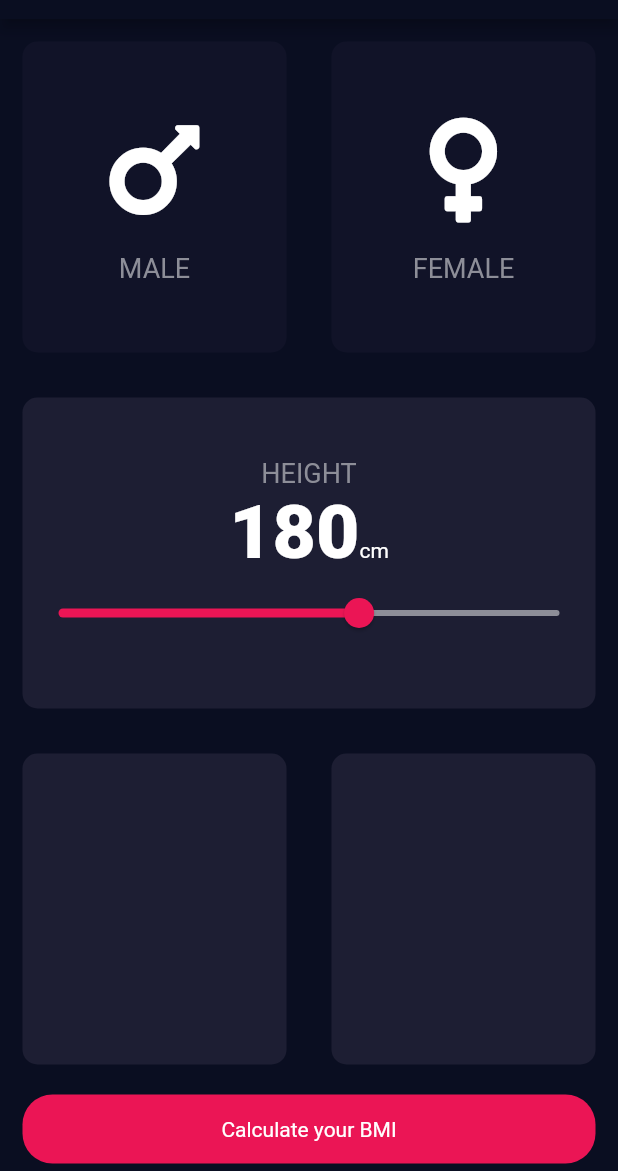
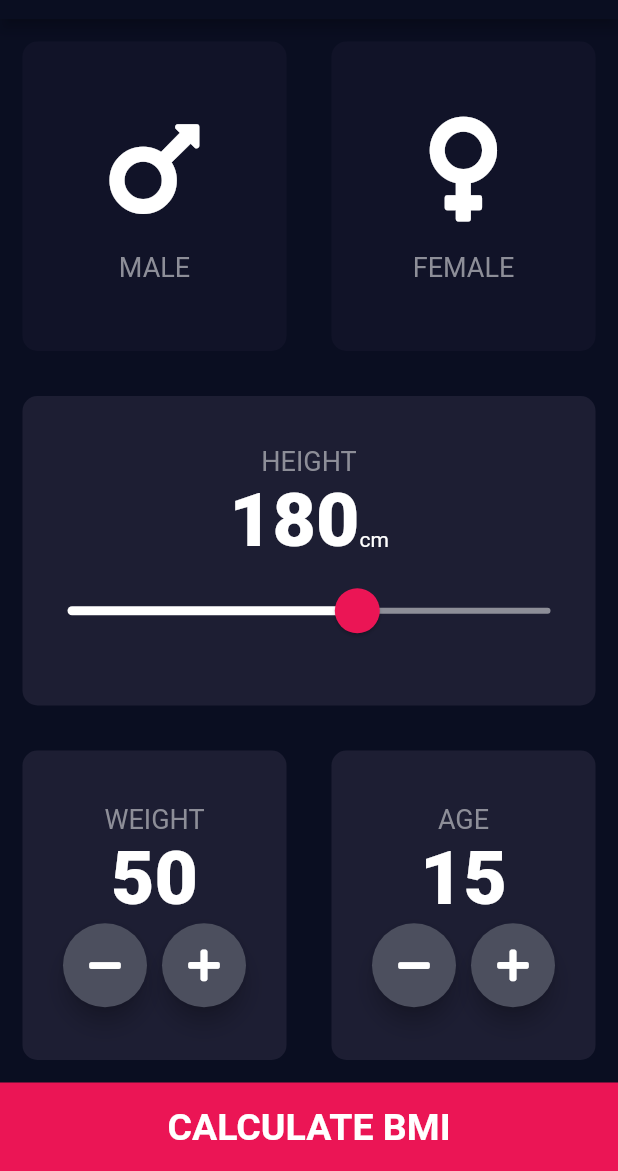
Before and after one commit to Gurubalan-GIT/BMI-Calculator, a Flutter app: the screen it shows after launch, on a phone screen of 412 x 824 dp, the part 65-1236 px from its top. Run offline on Flutter 3.47's test engine with Material 2 defaults, Android fonts, the phone set to English and light mode, and no system bars; our stand-ins replace font_awesome_flutter.

```diff
--- /dev/null
+++ b/lib/business/bmi-calculator.dart
@@ -0,0 +1,35 @@
+import 'dart:math';
+
+class CalculatorBrain {
+  CalculatorBrain({this.height, this.weight});
+
+  final int height;
+  final int weight;
+
+  double _bmi;
+
+  String calculateBMI() {
+    _bmi = weight / pow(height / 100, 2);
+    return _bmi.toStringAsFixed(1);
+  }
+
+  String getResult() {
+    if (_bmi >= 25) {
+      return 'Overweight';
+    } else if (_bmi > 18.5) {
+      return 'Normal';
+    } else {
+      return 'Underweight';
+    }
+  }
+
+  String getInterpretation() {
+    if (_bmi >= 25) {
+      return 'You have a higher than normal body weight. Try to exercise more.';
+    } else if (_bmi >= 18.5) {
+      return 'You have a normal body weight. Good job!';
+    } else {
+      return 'You have a lower than normal body weight. You can eat a bit more.';
+    }
+  }
+}
--- a/lib/views/input_page.dart
+++ b/lib/views/input_page.dart
@@ -1,5 +1,7 @@
 import 'package:bmi_calculator/constants/design-system.dart';
+import 'package:bmi_calculator/views/results-page.dart';
 import 'package:bmi_calculator/widgets/customCardWIdget.dart';
+import 'package:bmi_calculator/widgets/footerButtonWidget.dart';
 import 'package:bmi_calculator/widgets/genderSelectionWidget.dart';
 import 'package:flutter/material.dart';
 import 'package:font_awesome_flutter/font_awesome_flutter.dart';
@@ -17,6 +19,8 @@ class InputPage extends StatefulWidget {
 class _InputPageState extends State<InputPage> {
   Gender selectedGender;
   int height = 180;
+  int weight = 50;
+  int age = 15;
   @override
   Widget build(BuildContext context) {
     return Scaffold(
@@ -86,17 +90,26 @@ class _InputPageState extends State<InputPage> {
                       Text("cm")
                     ],
                   ),
-                  Slider(
+                  SliderTheme(
+                    data: SliderTheme.of(context).copyWith(
+                        thumbShape:
+                            RoundSliderThumbShape(enabledThumbRadius: 15),
+                        inactiveTrackColor: Color(0xFF8D8E98),
+                        activeTrackColor: Colors.white,
+                        overlayColor: Color(0x29EB1555),
+                        thumbColor: Color(0xFFEB1555),
+                        overlayShape:
+                            RoundSliderOverlayShape(overlayRadius: 30)),
+                    child: Slider(
                       value: height.toDouble(),
                       min: 120.0,
                       max: 220.0,
-                    activeColor: Color(0xFFEB1555),
-                    inactiveColor: Color(0xFF8D8E98),
                       onChanged: (double newValue) {
                         setState(() {
                           height = newValue.round();
                         });
                       },
+                    ),
                   )
                 ],
               ),
@@ -104,23 +117,114 @@ class _InputPageState extends State<InputPage> {
             Expanded(
               child: Row(
                 children: [
-                  Expanded(child: CustomCard(color: activeCardColor)),
-                  Expanded(child: CustomCard(color: activeCardColor))
+                  Expanded(
+                      child: CustomCard(
+                    color: activeCardColor,
+                    cardChild: Column(
+                      mainAxisAlignment: MainAxisAlignment.center,
+                      children: [
+                        Text(
+                          "WEIGHT",
+                          style: globalCardTextStyle,
+                        ),
+                        Text(
+                          weight.toString(),
+                          style: kNumberTextStyle,
+                        ),
+                        Row(
+                          mainAxisAlignment: MainAxisAlignment.center,
+                          children: [
+                            RoundIconButton(
+                              icon: FontAwesomeIcons.minus,
+                              onPressed: () {
+                                if (weight > 1)
+                                  setState(() {
+                                    weight--;
+                                  });
+                              },
+                            ),
+                            SizedBox(width: 10),
+                            RoundIconButton(
+                              icon: FontAwesomeIcons.plus,
+                              onPressed: () {
+                                setState(() {
+                                  weight++;
+                                });
+                              },
+                            ),
+                          ],
+                        )
+                      ],
+                    ),
+                  )),
+                  Expanded(
+                      child: CustomCard(
+                    color: activeCardColor,
+                    cardChild: Column(
+                      mainAxisAlignment: MainAxisAlignment.center,
+                      children: [
+                        Text(
+                          "AGE",
+                          style: globalCardTextStyle,
+                        ),
+                        Text(
+                          age.toString(),
+                          style: kNumberTextStyle,
+                        ),
+                        Row(
+                          mainAxisAlignment: MainAxisAlignment.center,
+                          children: [
+                            RoundIconButton(
+                              icon: FontAwesomeIcons.minus,
+                              onPressed: () {
+                                if (age > 1)
+                                  setState(() {
+                                    age--;
+                                  });
+                              },
+                            ),
+                            SizedBox(width: 10),
+                            RoundIconButton(
+                              icon: FontAwesomeIcons.plus,
+                              onPressed: () {
+                                setState(() {
+                                  age++;
+                                });
+                              },
+                            ),
+                          ],
+                        )
+                      ],
+                    ),
+                  ))
                 ],
               ),
             ),
-            Container(
-              padding: EdgeInsets.symmetric(vertical: 15),
-              margin: EdgeInsets.symmetric(horizontal: 15, vertical: 5),
-              decoration: BoxDecoration(
-                borderRadius: BorderRadius.circular(20),
-                color: Color(0xFFEB1555),
-              ),
-              child: Center(
-                child: Text("Calculate your BMI"),
-              ),
+            FooterButton(
+              text: "CALCULATE BMI",
+              onPressed: () {
+                Navigator.push(context,
+                    MaterialPageRoute(builder: (context) => ResultsPage()));
+              },
             )
           ],
         ));
   }
 }
+
+class RoundIconButton extends StatelessWidget {
+  RoundIconButton({@required this.icon, this.onPressed});
+  final IconData icon;
+  final Function onPressed;
+  @override
+  Widget build(BuildContext context) {
+    return RawMaterialButton(
+      onPressed: onPressed,
+      child: Icon(icon),
+      elevation: 6,
+      constraints: BoxConstraints.tightFor(width: 56, height: 56),
+      shape: CircleBorder(),
+      fillColor: Color(0xFF4C4F5E),
+    );
+  }
+}
--- /dev/null
+++ b/lib/widgets/footerButtonWidget.dart
@@ -0,0 +1,21 @@
+import 'package:bmi_calculator/constants/design-system.dart';
+import 'package:flutter/material.dart';
+
+class FooterButton extends StatelessWidget {
+  FooterButton({@required this.text, this.onPressed});
+  final String text;
+  final Function onPressed;
+  @override
+  Widget build(BuildContext context) {
+    return GestureDetector(
+      onTap: onPressed,
+      child: Container(
+        padding: EdgeInsets.symmetric(vertical: 15),
+        color: Color(0xFFEB1555),
+        child: Center(
+          child: Text(text, style: kCalculateTextStyle),
+        ),
+      ),
+    );
+  }
+}
```
Also changed, not shown: lib/constants/design-system.dart (+16 -0 lines), lib/views/results-page.dart (added, +30 -0 lines). Lines whose indentation alone changed are shown as unchanged.
